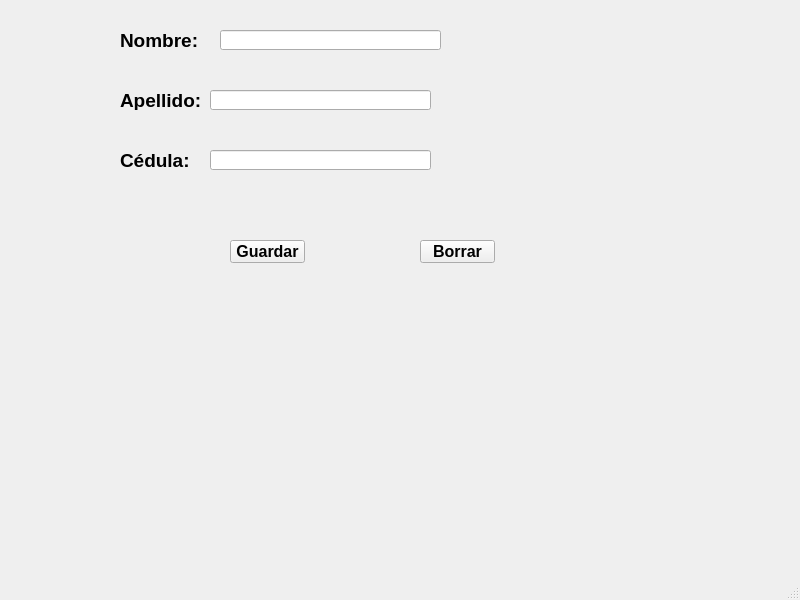
zury710/GIU, file src/UI/vtnPrincipal.ui: the form before one commit.
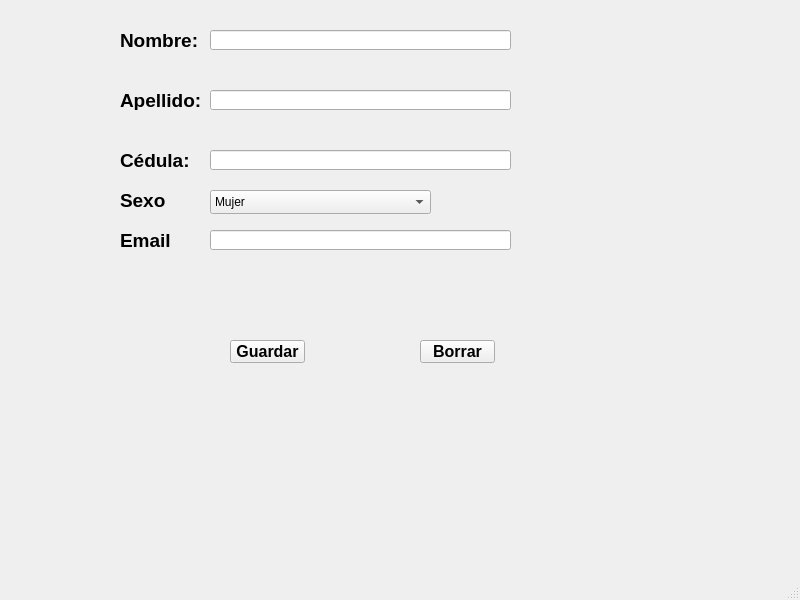
The form after the commit.

The edit to the form file:
```diff
--- a/src/UI/vtnPrincipal.ui
+++ b/src/UI/vtnPrincipal.ui
@@ -26,7 +26,6 @@
     <property name="font">
      <font>
       <pointsize>14</pointsize>
-      <weight>75</weight>
       <bold>true</bold>
      </font>
     </property>
@@ -77,9 +76,9 @@
    <widget class="QLineEdit" name="txtNombre">
     <property name="geometry">
      <rect>
-      <x>220</x>
+      <x>210</x>
       <y>30</y>
-      <width>221</width>
+      <width>301</width>
       <height>20</height>
      </rect>
     </property>
@@ -89,7 +88,7 @@
      <rect>
       <x>210</x>
       <y>90</y>
-      <width>221</width>
+      <width>301</width>
       <height>20</height>
      </rect>
     </property>
@@ -99,16 +98,22 @@
      <rect>
       <x>210</x>
       <y>150</y>
-      <width>221</width>
+      <width>301</width>
       <height>20</height>
      </rect>
     </property>
+    <property name="text">
+     <string/>
+    </property>
+    <property name="maxLength">
+     <number>10</number>
+    </property>
    </widget>
    <widget class="QPushButton" name="btnGuardar">
     <property name="geometry">
      <rect>
       <x>230</x>
-      <y>240</y>
+      <y>340</y>
       <width>75</width>
       <height>23</height>
      </rect>
@@ -116,7 +121,6 @@
     <property name="font">
      <font>
       <pointsize>12</pointsize>
-      <weight>75</weight>
       <bold>true</bold>
      </font>
     </property>
@@ -128,7 +132,7 @@
     <property name="geometry">
      <rect>
       <x>420</x>
-      <y>240</y>
+      <y>340</y>
       <width>75</width>
       <height>23</height>
      </rect>
@@ -136,7 +140,6 @@
     <property name="font">
      <font>
       <pointsize>12</pointsize>
-      <weight>75</weight>
       <bold>true</bold>
      </font>
     </property>
@@ -144,6 +147,80 @@
      <string>Borrar</string>
     </property>
    </widget>
+   <widget class="QLabel" name="lbCedula_3">
+    <property name="geometry">
+     <rect>
+      <x>120</x>
+      <y>230</y>
+      <width>81</width>
+      <height>20</height>
+     </rect>
+    </property>
+    <property name="font">
+     <font>
+      <pointsize>14</pointsize>
+      <bold>true</bold>
+     </font>
+    </property>
+    <property name="text">
+     <string>Email</string>
+    </property>
+   </widget>
+   <widget class="QLineEdit" name="cbSexo">
+    <property name="geometry">
+     <rect>
+      <x>210</x>
+      <y>230</y>
+      <width>301</width>
+      <height>20</height>
+     </rect>
+    </property>
+    <property name="text">
+     <string/>
+    </property>
+    <property name="maxLength">
+     <number>100</number>
+    </property>
+   </widget>
+   <widget class="QComboBox" name="cbSexo_2">
+    <property name="geometry">
+     <rect>
+      <x>210</x>
+      <y>190</y>
+      <width>221</width>
+      <height>24</height>
+     </rect>
+    </property>
+    <item>
+     <property name="text">
+      <string>Mujer</string>
+     </property>
+    </item>
+    <item>
+     <property name="text">
+      <string>Hombre</string>
+     </property>
+    </item>
+   </widget>
+   <widget class="QLabel" name="lbCedula_2">
+    <property name="geometry">
+     <rect>
+      <x>120</x>
+      <y>190</y>
+      <width>81</width>
+      <height>20</height>
+     </rect>
+    </property>
+    <property name="font">
+     <font>
+      <pointsize>14</pointsize>
+      <bold>true</bold>
+     </font>
+    </property>
+    <property name="text">
+     <string>Sexo</string>
+    </property>
+   </widget>
   </widget>
   <widget class="QMenuBar" name="menubar">
    <property name="geometry">
```
Left out of the diff: 10 changed lines with no effect on the pictures.
